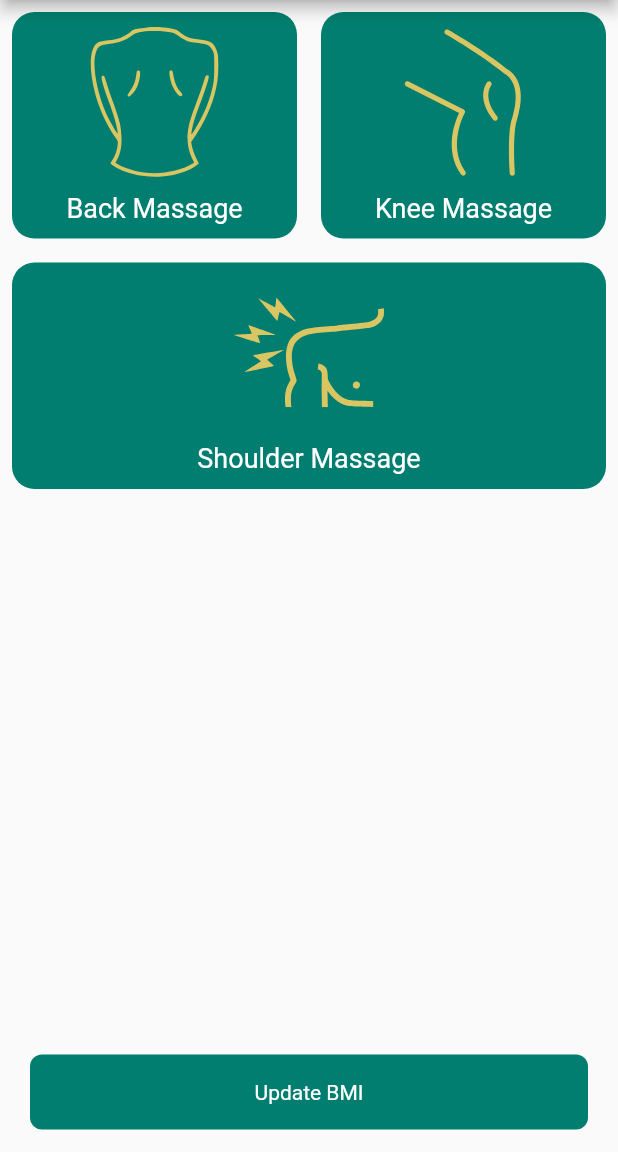
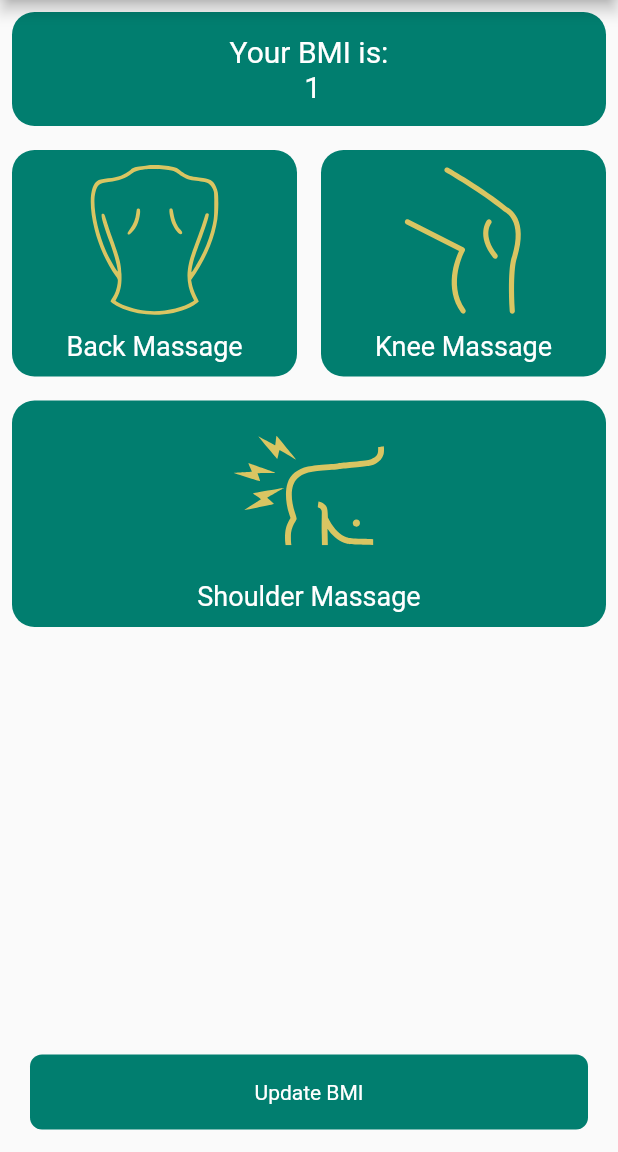
Before and after one commit to codec-akash/Trish-I, a Flutter app: the HomeScreen screen opened directly, on a phone screen of 412 x 824 dp, the part 84-1236 px from its top. Run offline on Flutter 3.47's test engine with Material 2 defaults, Android fonts, the phone set to English and light mode, and no system bars; our stand-ins replace flutter_svg, shared_preferences; accounts and stored records are empty.

Commit message:
app icon updated and center box created

```diff
--- a/lib/screens/home_screen.dart
+++ b/lib/screens/home_screen.dart
@@ -1,4 +1,5 @@
 import 'package:flutter/material.dart';
+import 'package:trishi/global/global.dart';
 import '../widgets/body_part_card.dart';
 // import 'package:trishi/global/global.dart';
 import 'bmi_page.dart';
@@ -40,6 +41,34 @@ class _HomeScreenState extends State<HomeScreen> {
       ),
       body: Column(
         children: [
+          // if (bmi != null)
+          Container(
+            padding: EdgeInsets.symmetric(horizontal: 15.0, vertical: 15.0),
+            margin: EdgeInsets.all(8.0),
+            child: Row(
+              mainAxisAlignment: MainAxisAlignment.center,
+              children: [
+                Column(
+                  mainAxisAlignment: MainAxisAlignment.center,
+                  children: [
+                    Text(
+                      "Your BMI is: \n ${1}", // TODO: fix the number
+                      style: TextStyle(
+                        fontSize: 20.0,
+                        color: Colors.white,
+                      ),
+                      textAlign: TextAlign.center,
+                    ),
+                  ],
+                ),
+              ],
+            ),
+            decoration: BoxDecoration(
+              color: Theme.of(context).primaryColor,
+              // color: Color(0xFFF7F5C9),
+              borderRadius: Global().borderRadius15,
+            ),
+          ),
           Row(
             mainAxisAlignment: MainAxisAlignment.center,
             children: [
```
Also changed, not shown: lib/screens/bmi_page.dart (+33 -5 lines), 32 other files.
